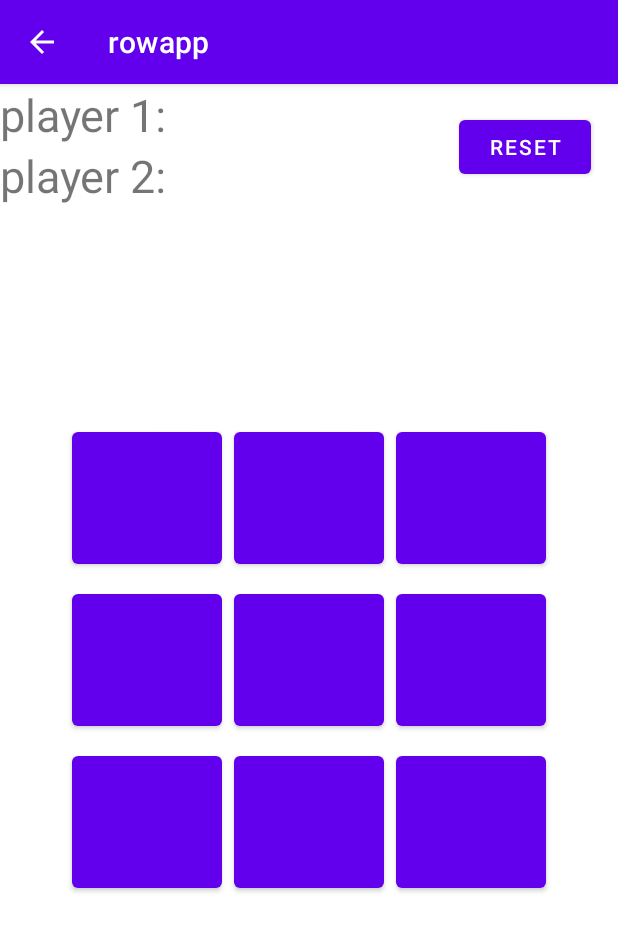
After one commit to Halvorte/ideal-lamp-row, an Android app: the GameActivity screen opened directly, with no data from a screen before it, on a phone screen of 412 x 824 dp. The commit adds this screen. Shown: the top 931 px of the screen. Run offline under Robolectric (Android 15) with nearby library versions, the phone set to English and light mode, and no system bars.

Commit message:
Created new game activity with layout. New activity starts when a game is created or joined

```diff
--- a/rowapp/app/src/main/AndroidManifest.xml
+++ b/rowapp/app/src/main/AndroidManifest.xml
@@ -2,7 +2,7 @@
 <manifest xmlns:android="http://schemas.android.com/apk/res/android"
     package="com.example.rowapp">
 
-    <uses-permission android:name="android.permission.INTERNET"/>
+    <uses-permission android:name="android.permission.INTERNET" />
 
     <application
         android:name=".App"
@@ -14,6 +14,7 @@
         android:supportsRtl="true"
         android:theme="@style/Theme.Rowapp"
         android:usesCleartextTraffic="true">
+        <activity android:name=".ui.GameActivity"></activity>
         <activity android:name=".ui.MainActivity">
             <intent-filter>
                 <action android:name="android.intent.action.MAIN" />
--- a/rowapp/app/src/main/java/com/example/rowapp/logic/GameManager.kt
+++ b/rowapp/app/src/main/java/com/example/rowapp/logic/GameManager.kt
@@ -1,33 +1,51 @@
 package com.example.rowapp.logic
 
+import android.content.Intent
+import com.example.rowapp.App.Companion.context
 import com.example.rowapp.dataClasses.Game
 import com.example.rowapp.dataClasses.GameState
 import com.example.rowapp.service.GameService
+import com.example.rowapp.ui.GameActivity
+import com.example.rowapp.ui.MainActivity
+import com.google.android.material.internal.ContextUtils.getActivity
+
 
 object GameManager {
-    var player:String? = null
+    var players:MutableList<String>? = null
     var state:GameState? = null
+    var gameId:String? = null
 
-    val StartingGameState: GameState = listOf(listOf(0,0,0), listOf(0,0,0), listOf(0,0,0))
+    val StartingGameState: GameState = listOf(listOf(0, 0, 0), listOf(0, 0, 0), listOf(0, 0, 0))
 
-    fun createGame(player:String){
+    fun createGame(player: String){
         GameService.createGame(player, StartingGameState) { game: Game?, err: Int? ->
             if (err != null){
                 // What is the error code
             } else{
                 // we have a game. what to do.. Start a new activity with the game id in the top.
+                players = game?.players
+                gameId = game?.gameId
+
+                // Start Game Activity
+                val intent = Intent(context, GameActivity::class.java)
+                intent.addFlags(Intent.FLAG_ACTIVITY_NEW_TASK)
+                context.startActivity(intent)
             }
         }
     }
 
-    fun joinGame(player: String, gameId:String){
-        GameService.joinGame(player, gameId) {  game: Game?, err: Int? ->
+
+    fun joinGame(player: String, gameId: String){
+        GameService.joinGame(player, gameId) { game: Game?, err: Int? ->
             if (err != null){
                 //print(err)
 
             } else {
                 //print(err)
                 // Start new activity with the game
+                val intent = Intent(context, GameActivity::class.java)
+                intent.addFlags(Intent.FLAG_ACTIVITY_NEW_TASK)
+                context.startActivity(intent)
 
             }
         }
@@ -35,7 +53,7 @@ object GameManager {
     }
 
     fun updateGame(gameId: String, gameState: GameState){
-        GameService.updateGame(gameId, gameState){  game: Game?, err: Int? ->
+        GameService.updateGame(gameId, gameState){ game: Game?, err: Int? ->
             if (err != null){
                 print(err)
 
@@ -47,7 +65,7 @@ object GameManager {
     }
 
     fun pollGame(gameId: String){
-        GameService.pollGame(gameId){  game: Game?, err: Int? ->
+        GameService.pollGame(gameId){ game: Game?, err: Int? ->
             if (err != null){
                 print(err)
 
--- /dev/null
+++ b/rowapp/app/src/main/java/com/example/rowapp/ui/GameActivity.kt
@@ -0,0 +1,23 @@
+package com.example.rowapp.ui
+
+import androidx.appcompat.app.AppCompatActivity
+import android.os.Bundle
+import com.example.rowapp.R
+import com.example.rowapp.databinding.ActivityGameBinding
+
+class GameActivity : AppCompatActivity() {
+
+    private lateinit var binding: ActivityGameBinding
+
+    override fun onCreate(savedInstanceState: Bundle?) {
+        super.onCreate(savedInstanceState)
+        binding = ActivityGameBinding.inflate(layoutInflater)
+        setContentView(R.layout.activity_game)
+
+        // Back button in actionbar
+        val actionbar = supportActionBar
+        //actionbar.title("gameId")
+        supportActionBar?.setDisplayHomeAsUpEnabled(true)
+        supportActionBar?.setDisplayHomeAsUpEnabled(true)
+    }
+}
--- a/rowapp/app/src/main/java/com/example/rowapp/ui/MainActivity.kt
+++ b/rowapp/app/src/main/java/com/example/rowapp/ui/MainActivity.kt
@@ -1,5 +1,6 @@
 package com.example.rowapp.ui
 
+import android.content.Intent
 import androidx.appcompat.app.AppCompatActivity
 import android.os.Bundle
 import android.util.Log
@@ -7,10 +8,13 @@ import android.widget.Button
 import android.widget.EditText
 import androidx.appcompat.app.ActionBar
 import androidx.appcompat.app.AlertDialog
+import androidx.core.content.ContextCompat
 import com.example.rowapp.App
 import com.example.rowapp.R
 import com.example.rowapp.databinding.ActivityMainBinding
 import com.example.rowapp.logic.GameManager
+
+const val EXTRA_GAME_INFO = "com.example.rowapp.INFO"
 
 class MainActivity : AppCompatActivity() {
 
@@ -37,23 +41,23 @@ class MainActivity : AppCompatActivity() {
         joinGameDialogbox()
     }
 
-    private fun newGameDialogbox(){
+    private fun newGameDialogbox() {
         newGameButton = findViewById<Button>(R.id.newGameButton)
-        newGameButton.setOnClickListener{
+        newGameButton.setOnClickListener {
             val builder = AlertDialog.Builder(this)
             val inflater = layoutInflater
             val dialogLayout = inflater.inflate(R.layout.new_game_dialogbox, null)
             val editText = dialogLayout.findViewById<EditText>(R.id.dialogbox_newGame)
 
-            with(builder){
+            with(builder) {
                 setTitle("Enter player name")
-                setPositiveButton("OK"){dialog, which ->
+                setPositiveButton("OK") { dialog, which ->
                     // What happens when player enters name and creates game
                     val player = editText.text.toString()
                     GameManager.createGame(player)
 
                 }
-                setNegativeButton("Cancel"){dialog, which ->
+                setNegativeButton("Cancel") { dialog, which ->
                     Log.d("Main", "Negative button clicked")
                 }
                 setView(dialogLayout)
@@ -62,25 +66,26 @@ class MainActivity : AppCompatActivity() {
         }
     }
 
-    fun joinGameDialogbox(){
+
+    fun joinGameDialogbox() {
         joinGameButton = findViewById<Button>(R.id.joinGameButton)
-        joinGameButton.setOnClickListener{
+        joinGameButton.setOnClickListener {
             val builder = AlertDialog.Builder(this)
             val inflater = layoutInflater
             val dialogLayout = inflater.inflate(R.layout.join_game_dialogbox, null)
             val editPlayer = dialogLayout.findViewById<EditText>(R.id.dialogbox_join_player)
             val editId = dialogLayout.findViewById<EditText>(R.id.dialogbox_join_id)
 
-            with(builder){
+            with(builder) {
                 setTitle("Enter player name and Id")
-                setPositiveButton("OK"){dialog, which ->
+                setPositiveButton("OK") { dialog, which ->
                     // What happens when player enters name and creates game
                     val player = editPlayer.text.toString()
                     val gameId = editId.text.toString()
                     GameManager.joinGame(player, gameId)
 
                 }
-                setNegativeButton("Cancel"){dialog, which ->
+                setNegativeButton("Cancel") { dialog, which ->
                     Log.d("Main", "Negative button clicked")
                 }
                 setView(dialogLayout)
--- /dev/null
+++ b/rowapp/app/src/main/res/layout/activity_game.xml
@@ -0,0 +1,147 @@
+<?xml version="1.0" encoding="utf-8"?>
+<androidx.constraintlayout.widget.ConstraintLayout xmlns:android="http://schemas.android.com/apk/res/android"
+    xmlns:app="http://schemas.android.com/apk/res-auto"
+    xmlns:tools="http://schemas.android.com/tools"
+    android:layout_width="match_parent"
+    android:layout_height="match_parent"
+    android:orientation="vertical"
+    tools:context=".ui.GameActivity">
+
+    <RelativeLayout
+        android:layout_width="match_parent"
+        android:layout_height="wrap_content"
+        app:layout_constraintEnd_toEndOf="parent"
+        app:layout_constraintStart_toStartOf="parent"
+        app:layout_constraintTop_toTopOf="parent">
+
+        <TextView
+            android:id="@+id/text_view_p1"
+            android:layout_width="wrap_content"
+            android:layout_height="wrap_content"
+            android:text="player 1:"
+            android:textSize="30sp" />
+
+        <TextView
+            android:id="@+id/text_view_p2"
+            android:layout_width="wrap_content"
+            android:layout_height="wrap_content"
+            android:layout_below="@+id/text_view_p1"
+            android:text="player 2:"
+            android:textSize="30sp" />
+
+        <Button
+            android:id="@+id/reset_button"
+            android:layout_width="wrap_content"
+            android:layout_height="wrap_content"
+            android:layout_alignParentEnd="true"
+            android:layout_centerVertical="true"
+            android:layout_margin="18dp"
+            android:text="Reset" />
+
+    </RelativeLayout>
+
+    <LinearLayout
+        android:layout_width="wrap_content"
+        android:layout_height="wrap_content"
+        android:orientation="vertical"
+        app:layout_constraintBottom_toBottomOf="parent"
+        app:layout_constraintEnd_toEndOf="parent"
+        app:layout_constraintStart_toStartOf="parent"
+        app:layout_constraintTop_toTopOf="parent"
+        android:layout_weight="1">
+
+        <LinearLayout
+            android:layout_width="wrap_content"
+            android:layout_height="wrap_content"
+            android:orientation="horizontal">
+
+            <Button
+                android:id="@+id/button_00"
+                android:layout_width="100dp"
+                android:layout_height="100dp"
+                android:layout_weight="1"
+                android:text=""
+                android:layout_margin="4dp"/>
+
+            <Button
+                android:id="@+id/button_01"
+                android:layout_width="100dp"
+                android:layout_height="100dp"
+                android:layout_weight="1"
+                android:text=""
+                android:layout_margin="4dp"/>
+
+            <Button
+                android:id="@+id/button_02"
+                android:layout_width="100dp"
+                android:layout_height="100dp"
+                android:layout_weight="1"
+                android:text=""
+                android:layout_margin="4dp"/>
+
+        </LinearLayout>
+
+        <LinearLayout
+            android:layout_width="wrap_content"
+            android:layout_height="wrap_content"
+            android:orientation="horizontal">
+
+            <Button
+                android:id="@+id/button_10"
+                android:layout_width="100dp"
+                android:layout_height="100dp"
+                android:layout_weight="1"
+                android:text=""
+                android:layout_margin="4dp"/>
+
+            <Button
+                android:id="@+id/button_11"
+                android:layout_width="100dp"
+                android:layout_height="100dp"
+                android:layout_weight="1"
+                android:text=""
+                android:layout_margin="4dp"/>
+
+            <Button
+                android:id="@+id/button_12"
+                android:layout_width="100dp"
+                android:layout_height="100dp"
+                android:layout_weight="1"
+                android:text=""
+                android:layout_margin="4dp"/>
+
+        </LinearLayout>
+
+        <LinearLayout
+            android:layout_width="wrap_content"
+            android:layout_height="wrap_content"
+            android:orientation="horizontal">
+
+            <Button
+                android:layout_width="100dp"
+                android:layout_height="100dp"
+                android:layout_weight="1"
+                android:text=""
+                android:layout_margin="4dp"/>
+
+            <Button
+                android:id="@+id/button_21"
+                android:layout_width="100dp"
+                android:layout_height="100dp"
+                android:layout_weight="1"
+                android:text=""
+                android:layout_margin="4dp"/>
+
+            <Button
+                android:id="@+id/button_22"
+                android:layout_width="100dp"
+                android:layout_height="100dp"
+                android:layout_weight="1"
+                android:text=""
+                android:layout_margin="4dp"/>
+
+        </LinearLayout>
+    </LinearLayout>
+
+
+</androidx.constraintlayout.widget.ConstraintLayout>
```
